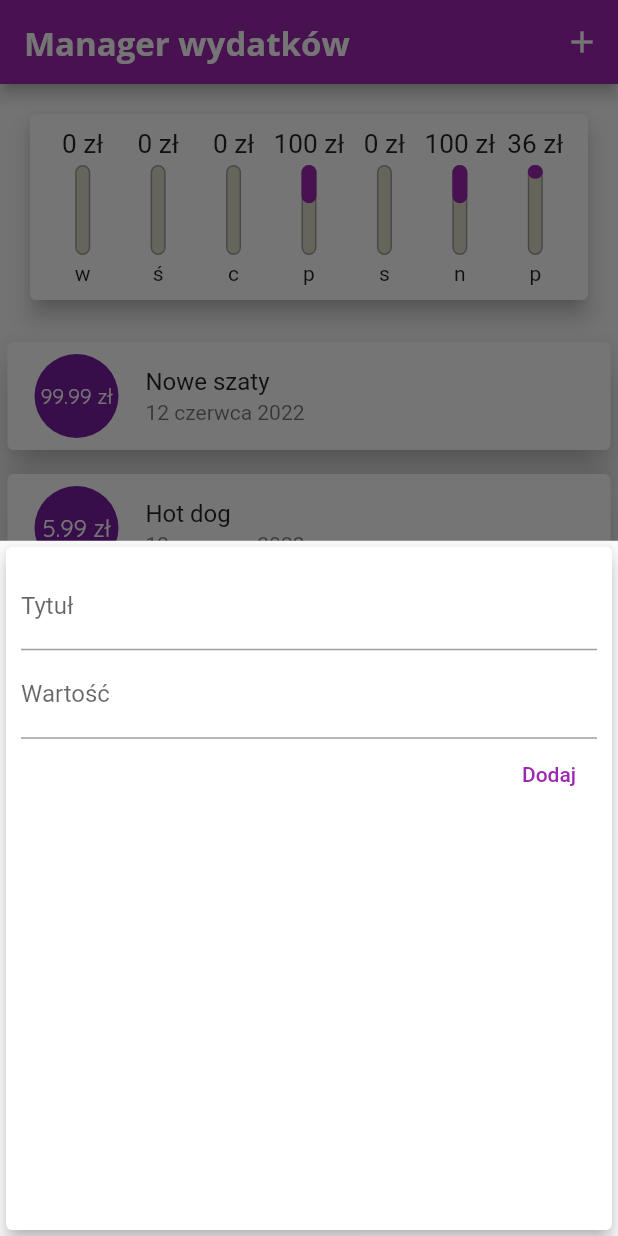
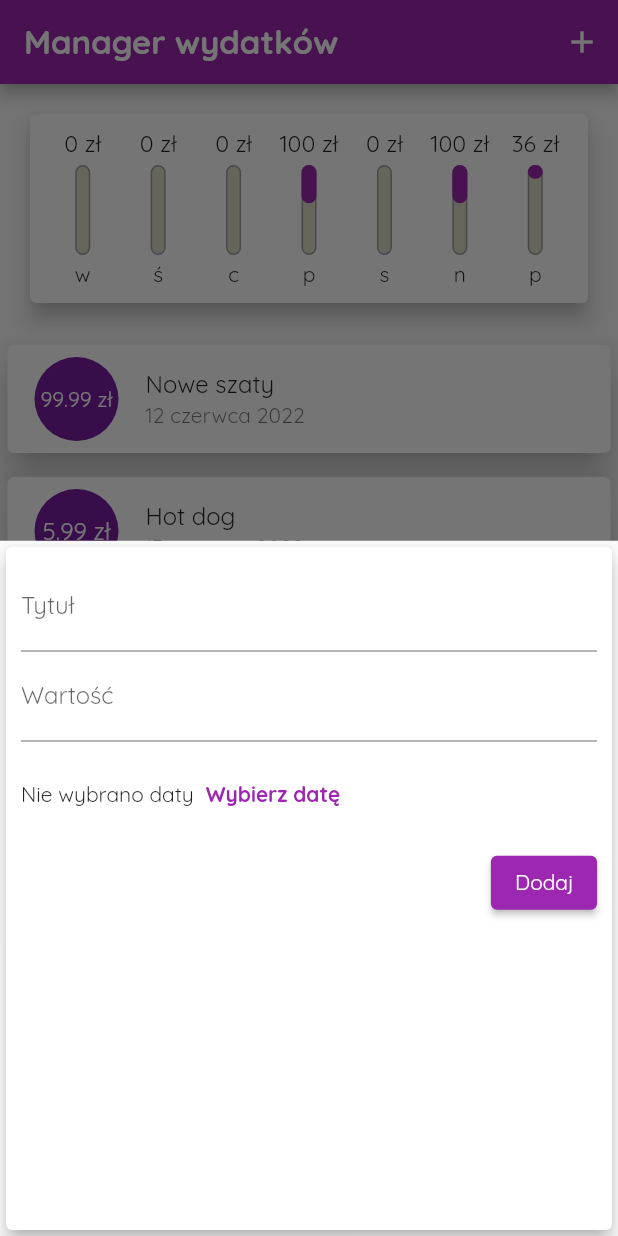
Before and after one commit to javascratches/flutter-expenses, a Flutter app: the screen it shows after launch, after a tap on the "add" icon, on a phone screen of 412 x 824 dp. Run offline on Flutter 3.47's test engine with Material 2 defaults, Android fonts, the phone set to English and light mode, and no system bars.

Commit message:
Poprawka ustawiania fontów

```diff
--- a/lib/main.dart
+++ b/lib/main.dart
@@ -83,9 +83,9 @@ class _MyAppState extends State<MyApp> {
     final theme = ThemeData(
       primarySwatch: Colors.purple,
       fontFamily: 'Quicksand',
-      textTheme: ThemeData.light().textTheme.copyWith(
+      textTheme: const TextTheme(
             titleLarge: TextStyle(
-              fontFamily: 'OpenSans',
+              fontFamily: 'Quicksand',
               fontWeight: FontWeight.bold,
               fontSize: 22,
             ),
@@ -103,7 +103,7 @@ class _MyAppState extends State<MyApp> {
         floatingActionButtonLocation: FloatingActionButtonLocation.centerFloat,
         floatingActionButton: Builder(
           builder: (context) => FloatingActionButton(
-            child: Icon(Icons.add),
+            child: const Icon(Icons.add),
             onPressed: () => _startAddNewTransaction(context),
           ),
         ),
--- a/lib/widgets/new_transaction.dart
+++ b/lib/widgets/new_transaction.dart
@@ -1,7 +1,6 @@
 import 'package:flutter/material.dart';
 
 class NewTransaction extends StatefulWidget {
-
   final Function newTransactionHandler;
 
   NewTransaction(this.newTransactionHandler);
@@ -34,10 +33,24 @@ class _NewTransactionState extends State<NewTransaction> {
               keyboardType: TextInputType.number,
               onSubmitted: (_) => submitData(),
             ),
-            TextButton(
+            Container(
+              height: 70,
+              child: Row(
+                children: [
+                  const Text('Nie wybrano daty'),
+                  TextButton(
+                    onPressed: () {},
+                    child: const Text(
+                      'Wybierz datę',
+                      style: TextStyle(fontWeight: FontWeight.bold),
+                    ),
+                  )
+                ],
+              ),
+            ),
+            ElevatedButton(
               onPressed: submitData,
-              style: TextButton.styleFrom(primary: Colors.purple),
-              child: Text('Dodaj'),
+              child: const Text('Dodaj'),
             ),
           ],
         ),
```
